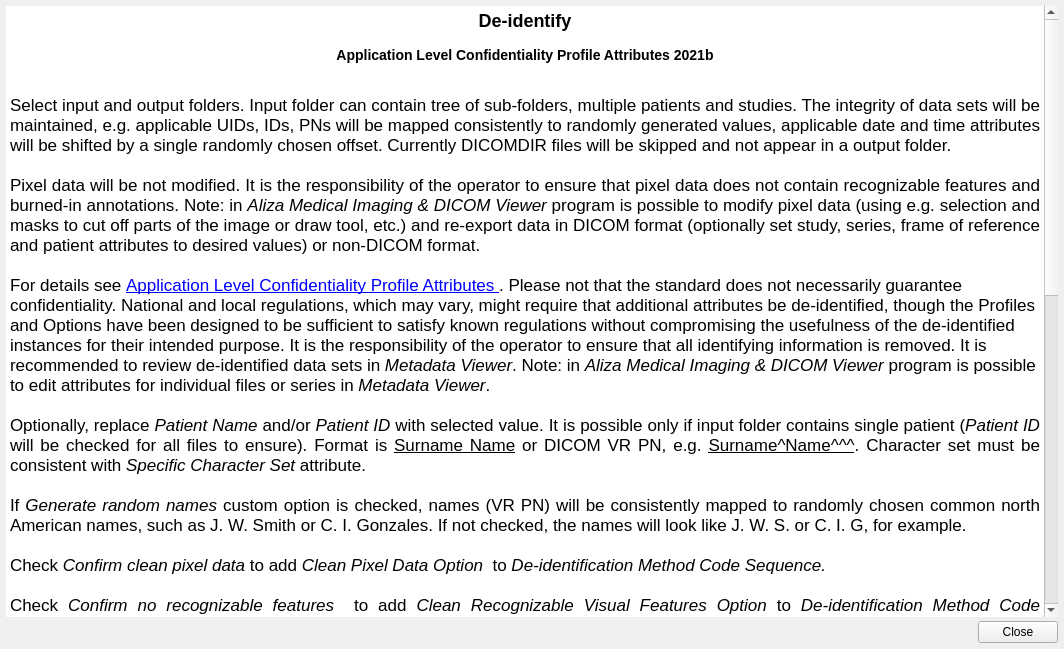
Qt form browser/helpwidget.ui (AlizaMedicalImaging/AlizaMS) before a commit.
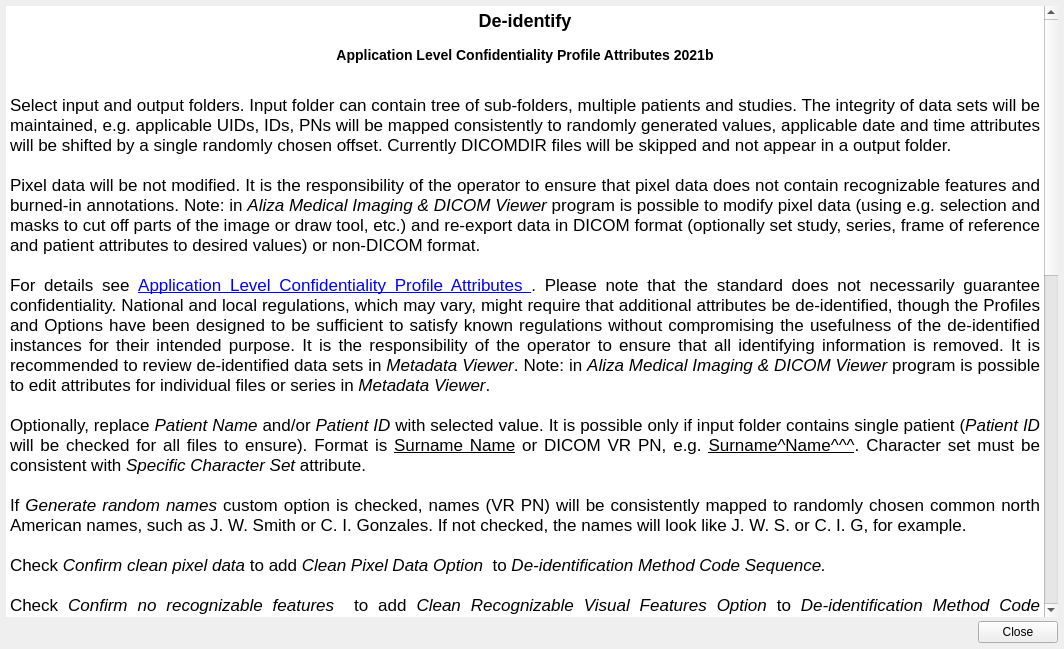
The same form after that commit.

The edit to the form file:
```diff
--- a/browser/helpwidget.ui
+++ b/browser/helpwidget.ui
@@ -46,11 +46,11 @@
 &lt;p style=&quot;-qt-paragraph-type:empty; margin-top:0px; margin-bottom:0px; margin-left:0px; margin-right:0px; -qt-block-indent:0; text-indent:0px;&quot;&gt;&lt;br /&gt;&lt;/p&gt;
 &lt;p align=&quot;justify&quot; style=&quot; margin-top:0px; margin-bottom:0px; margin-left:0px; margin-right:0px; -qt-block-indent:0; text-indent:0px;&quot;&gt;Pixel data will be not modified. It is the responsibility of the operator to ensure that pixel data does not contain recognizable features and burned-in annotations. Note: in &lt;span style=&quot; font-style:italic;&quot;&gt;Aliza Medical Imaging &amp;amp; DICOM Viewer &lt;/span&gt;program is possible to modify pixel data (using e.g. selection and masks to cut off parts of the image or draw tool, etc.) and re-export data in DICOM format (optionally set study, series, frame of reference and patient attributes to desired values) or non-DICOM format.&lt;/p&gt;
 &lt;p style=&quot;-qt-paragraph-type:empty; margin-top:0px; margin-bottom:0px; margin-left:0px; margin-right:0px; -qt-block-indent:0; text-indent:0px;&quot;&gt;&lt;br /&gt;&lt;/p&gt;
-&lt;p style=&quot; margin-top:0px; margin-bottom:0px; margin-left:0px; margin-right:0px; -qt-block-indent:0; text-indent:0px;&quot;&gt;For details see &lt;a href=&quot;https://www.aliza-dicom-viewer.com/manual/dicom-specification/application-level-confidentiality-profile-attributes&quot;&gt;&lt;span style=&quot; text-decoration: underline; color:#0000ff;&quot;&gt;Application Level Confidentiality Profile Attributes &lt;/span&gt;&lt;/a&gt;. Please not that the standard does not necessarily guarantee confidentiality. National and local regulations, which may vary, might require that additional attributes be de-identified, though the Profiles and Options have been designed to be sufficient to satisfy known regulations without compromising the usefulness of the de-identified instances for their intended purpose. It is the responsibility of the operator to ensure that all identifying information is removed. It is recommended to review de-identified data sets in &lt;span style=&quot; font-style:italic;&quot;&gt;Metadata Viewer&lt;/span&gt;. Note: in &lt;span style=&quot; font-style:italic;&quot;&gt;Aliza Medical Imaging &amp;amp; DICOM Viewer &lt;/span&gt;program is possible to edit attributes for individual files or series in &lt;span style=&quot; font-style:italic;&quot;&gt;Metadata Viewer&lt;/span&gt;.&lt;/p&gt;
+&lt;p align=&quot;justify&quot; style=&quot; margin-top:0px; margin-bottom:0px; margin-left:0px; margin-right:0px; -qt-block-indent:0; text-indent:0px;&quot;&gt;For details see &lt;a href=&quot;https://www.aliza-dicom-viewer.com/manual/dicom-specification/application-level-confidentiality-profile-attributes&quot;&gt;&lt;span style=&quot; text-decoration: underline; color:#0000ff;&quot;&gt;Application Level Confidentiality Profile Attributes &lt;/span&gt;&lt;/a&gt;. Please note that the standard does not necessarily guarantee confidentiality. National and local regulations, which may vary, might require that additional attributes be de-identified, though the Profiles and Options have been designed to be sufficient to satisfy known regulations without compromising the usefulness of the de-identified instances for their intended purpose. It is the responsibility of the operator to ensure that all identifying information is removed. It is recommended to review de-identified data sets in &lt;span style=&quot; font-style:italic;&quot;&gt;Metadata Viewer&lt;/span&gt;. Note: in &lt;span style=&quot; font-style:italic;&quot;&gt;Aliza Medical Imaging &amp;amp; DICOM Viewer &lt;/span&gt;program is possible to edit attributes for individual files or series in &lt;span style=&quot; font-style:italic;&quot;&gt;Metadata Viewer&lt;/span&gt;.&lt;/p&gt;
 &lt;p style=&quot;-qt-paragraph-type:empty; margin-top:0px; margin-bottom:0px; margin-left:0px; margin-right:0px; -qt-block-indent:0; text-indent:0px; text-decoration: underline; color:#0000ff;&quot;&gt;&lt;br /&gt;&lt;/p&gt;
-&lt;p align=&quot;justify&quot; style=&quot; margin-top:0px; margin-bottom:0px; margin-left:0px; margin-right:0px; -qt-block-indent:0; text-indent:0px;&quot;&gt;Optionally, replace &lt;span style=&quot; font-style:italic;&quot;&gt;Patient Name&lt;/span&gt; and/or &lt;span style=&quot; font-style:italic;&quot;&gt;Patient ID&lt;/span&gt; with selected value. It is possible only if input folder contains single patient (&lt;span style=&quot; font-style:italic;&quot;&gt;Patient ID&lt;/span&gt; will be checked for all files to ensure). Format is &lt;span style=&quot; text-decoration: underline;&quot;&gt;Surname Name&lt;/span&gt; or DICOM VR PN, e.g. &lt;span style=&quot; text-decoration: underline;&quot;&gt;Surname^Name^^^&lt;/span&gt;. Character set must be consistent with &lt;span style=&quot; font-style:italic;&quot;&gt;Specific Character Set &lt;/span&gt;attribute. &lt;/p&gt;
+&lt;p align=&quot;justify&quot; style=&quot; margin-top:0px; margin-bottom:0px; margin-left:0px; margin-right:0px; -qt-block-indent:0; text-indent:0px;&quot;&gt;Optionally, replace &lt;span style=&quot; font-style:italic;&quot;&gt;Patient Name&lt;/span&gt; and/or &lt;span style=&quot; font-style:italic;&quot;&gt;Patient ID&lt;/span&gt; with selected value. It is possible only if input folder contains single patient (&lt;span style=&quot; font-style:italic;&quot;&gt;Patient ID&lt;/span&gt; will be checked for all files to ensure). Format is &lt;span style=&quot; text-decoration: underline;&quot;&gt;Surname Name&lt;/span&gt; or DICOM VR PN, e.g. &lt;span style=&quot; text-decoration: underline;&quot;&gt;Surname^Name^^^&lt;/span&gt;. Character set must be consistent with &lt;span style=&quot; font-style:italic;&quot;&gt;Specific Character Set &lt;/span&gt;attribute. &lt;/p&gt;
 &lt;p style=&quot;-qt-paragraph-type:empty; margin-top:0px; margin-bottom:0px; margin-left:0px; margin-right:0px; -qt-block-indent:0; text-indent:0px;&quot;&gt;&lt;br /&gt;&lt;/p&gt;
-&lt;p align=&quot;justify&quot; style=&quot; margin-top:0px; margin-bottom:0px; margin-left:0px; margin-right:0px; -qt-block-indent:0; text-indent:0px;&quot;&gt;If &lt;span style=&quot; font-style:italic;&quot;&gt;Generate random names&lt;/span&gt; custom option is checked, names (VR PN) will be consistently mapped to randomly chosen common north American names, such as J. W. Smith or C. I. Gonzales. If not checked, the names will look like J. W. S. or C. I. G, for example. &lt;/p&gt;
+&lt;p align=&quot;justify&quot; style=&quot; margin-top:0px; margin-bottom:0px; margin-left:0px; margin-right:0px; -qt-block-indent:0; text-indent:0px;&quot;&gt;If &lt;span style=&quot; font-style:italic;&quot;&gt;Generate random names&lt;/span&gt; custom option is checked, names (VR PN) will be consistently mapped to randomly chosen common north American names, such as J. W. Smith or C. I. Gonzales. If not checked, the names will look like J. W. S. or C. I. G, for example. &lt;/p&gt;
 &lt;p style=&quot;-qt-paragraph-type:empty; margin-top:0px; margin-bottom:0px; margin-left:0px; margin-right:0px; -qt-block-indent:0; text-indent:0px;&quot;&gt;&lt;br /&gt;&lt;/p&gt;
 &lt;p align=&quot;justify&quot; style=&quot; margin-top:0px; margin-bottom:0px; margin-left:0px; margin-right:0px; -qt-block-indent:0; text-indent:0px;&quot;&gt;Check &lt;span style=&quot; font-style:italic;&quot;&gt;Confirm clean pixel data&lt;/span&gt; to add &lt;span style=&quot; font-style:italic;&quot;&gt;Clean Pixel Data Option  &lt;/span&gt;to &lt;span style=&quot; font-style:italic;&quot;&gt;De-identification Method Code Sequence.&lt;/span&gt;&lt;/p&gt;
 &lt;p style=&quot;-qt-paragraph-type:empty; margin-top:0px; margin-bottom:0px; margin-left:0px; margin-right:0px; -qt-block-indent:0; text-indent:0px; text-decoration: underline; color:#0000ff;&quot;&gt;&lt;br /&gt;&lt;/p&gt;
@@ -70,9 +70,11 @@
 &lt;p align=&quot;justify&quot; style=&quot;-qt-paragraph-type:empty; margin-top:0px; margin-bottom:0px; margin-left:0px; margin-right:0px; -qt-block-indent:0; text-indent:0px; font-style:italic;&quot;&gt;&lt;br /&gt;&lt;/p&gt;
 &lt;p align=&quot;justify&quot; style=&quot; margin-top:0px; margin-bottom:0px; margin-left:0px; margin-right:0px; -qt-block-indent:0; text-indent:0px;&quot;&gt;If &lt;span style=&quot; font-style:italic;&quot;&gt;Remove graphics &lt;/span&gt;option is &lt;span style=&quot; font-weight:600;&quot;&gt;not&lt;/span&gt; checked, graphics objects are assumed to be safe and &lt;span style=&quot; font-style:italic;&quot;&gt;Clean Graphics Option&lt;/span&gt; will be added to &lt;span style=&quot; font-style:italic;&quot;&gt;De-identification Method Code Sequence.&lt;/span&gt;&lt;/p&gt;
 &lt;p style=&quot;-qt-paragraph-type:empty; margin-top:0px; margin-bottom:0px; margin-left:0px; margin-right:0px; -qt-block-indent:0; text-indent:0px; font-style:italic;&quot;&gt;&lt;br /&gt;&lt;/p&gt;
-&lt;p style=&quot; margin-top:0px; margin-bottom:0px; margin-left:0px; margin-right:0px; -qt-block-indent:0; text-indent:0px;&quot;&gt;If &lt;span style=&quot; font-style:italic;&quot;&gt;Remove structured content&lt;/span&gt; option is &lt;span style=&quot; font-weight:600;&quot;&gt;not&lt;/span&gt; checked, structured content related to SR IODs, is assumed to be safe and &lt;span style=&quot; font-style:italic;&quot;&gt;Clean Structured Content Option&lt;/span&gt; will be added to &lt;span style=&quot; font-style:italic;&quot;&gt;De-identification Method Code Sequence.&lt;/span&gt;&lt;/p&gt;
+&lt;p align=&quot;justify&quot; style=&quot; margin-top:0px; margin-bottom:0px; margin-left:0px; margin-right:0px; -qt-block-indent:0; text-indent:0px;&quot;&gt;If &lt;span style=&quot; font-style:italic;&quot;&gt;Remove structured content&lt;/span&gt; option is &lt;span style=&quot; font-weight:600;&quot;&gt;not&lt;/span&gt; checked, structured content related to SR IODs, is assumed to be safe and &lt;span style=&quot; font-style:italic;&quot;&gt;Clean Structured Content Option&lt;/span&gt; will be added to &lt;span style=&quot; font-style:italic;&quot;&gt;De-identification Method Code Sequence.&lt;/span&gt;&lt;/p&gt;
 &lt;p style=&quot;-qt-paragraph-type:empty; margin-top:0px; margin-bottom:0px; margin-left:0px; margin-right:0px; -qt-block-indent:0; text-indent:0px; font-style:italic;&quot;&gt;&lt;br /&gt;&lt;/p&gt;
-&lt;p style=&quot; margin-top:0px; margin-bottom:0px; margin-left:0px; margin-right:0px; -qt-block-indent:0; text-indent:0px;&quot;&gt;If &lt;span style=&quot; font-style:italic;&quot;&gt;Remove descriptors option&lt;/span&gt; is &lt;span style=&quot; font-weight:600;&quot;&gt;not&lt;/span&gt; checked, descriptors, such as study and series description, RT ROI names, RT plan names, etc., is assumed to be safe and &lt;span style=&quot; font-style:italic;&quot;&gt;Clean Descriptors Option&lt;/span&gt; will be added to &lt;span style=&quot; font-style:italic;&quot;&gt;De-identification Method Code Sequence.&lt;/span&gt;&lt;/p&gt;
+&lt;p align=&quot;justify&quot; style=&quot; margin-top:0px; margin-bottom:0px; margin-left:0px; margin-right:0px; -qt-block-indent:0; text-indent:0px;&quot;&gt;If &lt;span style=&quot; font-style:italic;&quot;&gt;Remove descriptors option&lt;/span&gt; is &lt;span style=&quot; font-weight:600;&quot;&gt;not&lt;/span&gt; checked, descriptors, such as study and series description, RT ROI names, RT plan names, etc., is assumed to be safe and &lt;span style=&quot; font-style:italic;&quot;&gt;Clean Descriptors Option&lt;/span&gt; will be added to &lt;span style=&quot; font-style:italic;&quot;&gt;De-identification Method Code Sequence.&lt;/span&gt;&lt;/p&gt;
+&lt;p align=&quot;justify&quot; style=&quot;-qt-paragraph-type:empty; margin-top:0px; margin-bottom:0px; margin-left:0px; margin-right:0px; -qt-block-indent:0; text-indent:0px; font-style:italic;&quot;&gt;&lt;br /&gt;&lt;/p&gt;
+&lt;p align=&quot;justify&quot; style=&quot; margin-top:0px; margin-bottom:0px; margin-left:0px; margin-right:0px; -qt-block-indent:0; text-indent:0px;&quot;&gt;Check &lt;span style=&quot; font-style:italic;&quot;&gt;Rename files&lt;/span&gt; to rename output files and folders. Required if files are named by some identifying string, such as name or instance ID, unfortunately it is common wrong practice. Size of file and folder names will be &lt;span style=&quot; font-style:italic;&quot;&gt;8 chars&lt;/span&gt; to satisfy DICOM standard requirement. In highly unlikely case a size of file name may be more as &lt;span style=&quot; font-style:italic;&quot;&gt;8 chars&lt;/span&gt;, to avoid numeric overflow, because files are named by incrementing number.&lt;/p&gt;
 &lt;p style=&quot;-qt-paragraph-type:empty; margin-top:0px; margin-bottom:0px; margin-left:0px; margin-right:0px; -qt-block-indent:0; text-indent:0px;&quot;&gt;&lt;br /&gt;&lt;/p&gt;&lt;/body&gt;&lt;/html&gt;</string>
      </property>
      <property name="openExternalLinks">
```
